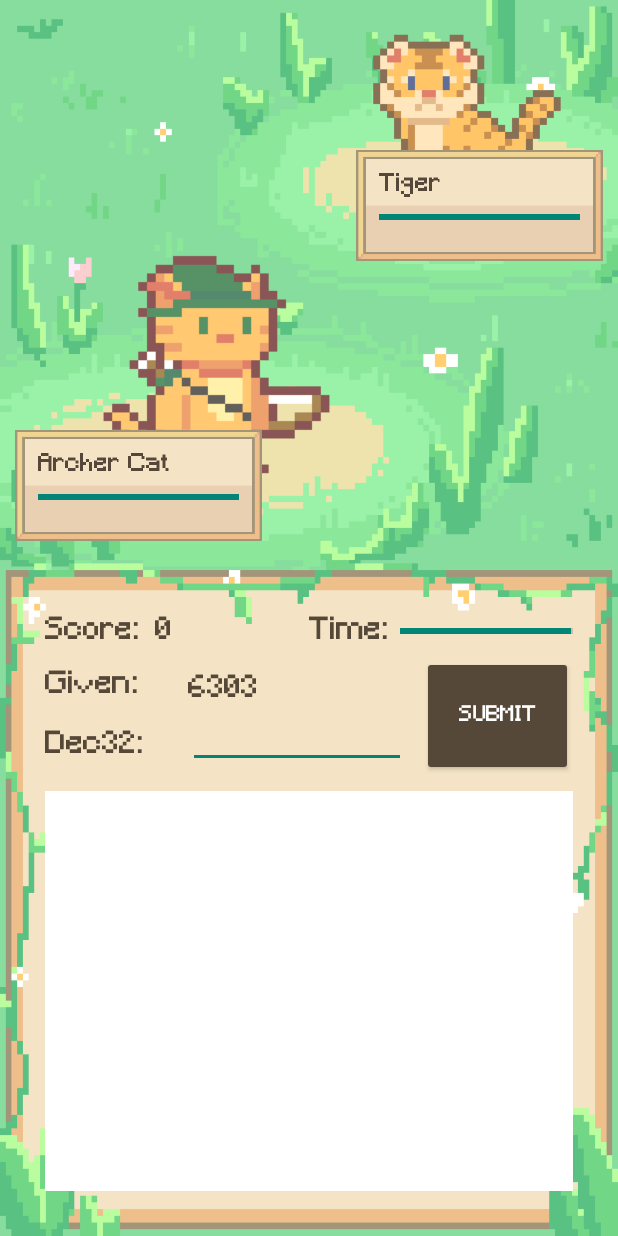
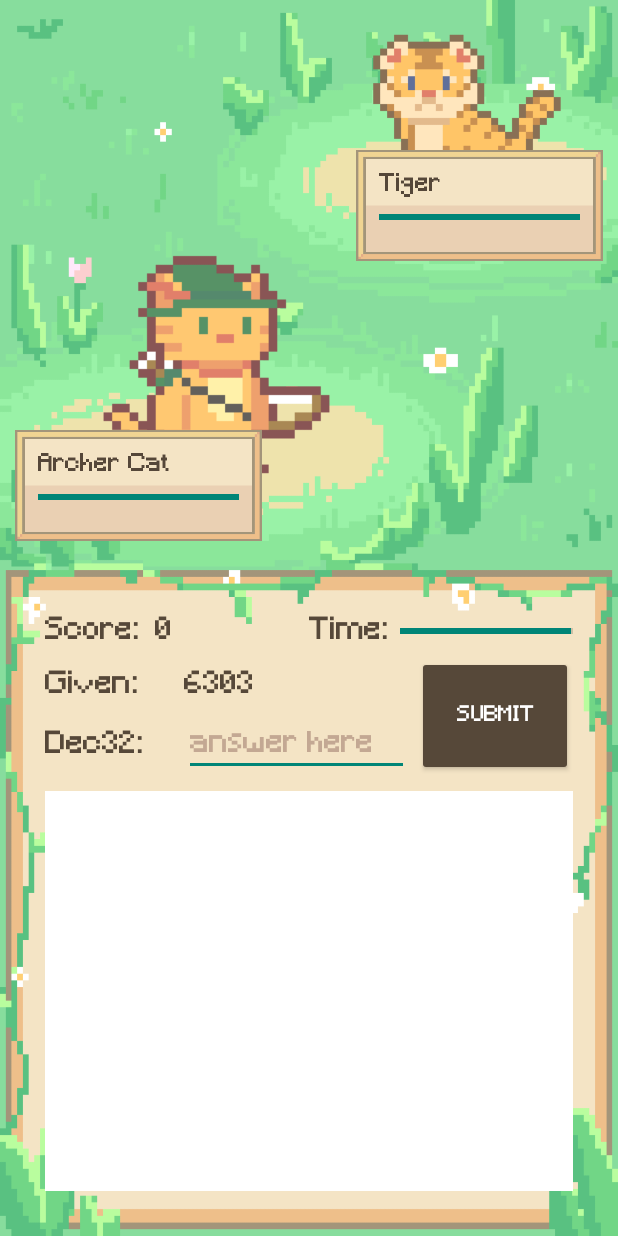
Before and after one commit to RocketRoooiz/CSArchers, an Android app built with Jetpack Compose: the GameActivityIEEE screen opened directly, with no data from a screen before it, on a phone screen of 412 x 824 dp. Run offline under Robolectric (Android 15) with nearby library versions, the phone set to English and light mode, and no system bars; pictures from the network do not load.

Commit message:
little cleanups
- couldnt put gameactivity into their own folders, kept screeching about ondestroy becoming inaccessble

```diff
--- a/CSArchers/app/src/main/AndroidManifest.xml
+++ b/CSArchers/app/src/main/AndroidManifest.xml
@@ -103,7 +103,7 @@
             android:theme="@style/Theme.CSArchers2">
         </activity>
         <activity
-            android:name=".LeaderboardActivity"
+            android:name=".leaderboard.LeaderboardActivity"
             android:exported="true"
             android:label="CSArchers"
             android:theme="@style/Theme.CSArchers">
--- a/CSArchers/app/src/main/java/com/mobicom/s16/csarchers/SelectModeActivity.kt
+++ b/CSArchers/app/src/main/java/com/mobicom/s16/csarchers/SelectModeActivity.kt
@@ -6,11 +6,10 @@ import android.content.Intent
 import android.os.Build
 import android.os.Bundle
 import androidx.activity.ComponentActivity
-import androidx.compose.material3.AlertDialog
 import androidx.core.app.ActivityCompat
 import com.mobicom.s16.csarchers.databinding.ActivitySelectModeBinding
+import com.mobicom.s16.csarchers.leaderboard.LeaderboardActivity
 import com.mobicom.s16.csarchers.notification_senders.AlarmScheduler
-import com.mobicom.s16.csarchers.notification_senders.NotificationHelper
 
 class SelectModeActivity : ComponentActivity() {
     override fun onCreate(savedInstanceState: Bundle?) {
--- a/CSArchers/app/src/main/java/com/mobicom/s16/csarchers/TopicsActivity.kt
+++ b/CSArchers/app/src/main/java/com/mobicom/s16/csarchers/TopicsActivity.kt
@@ -7,13 +7,12 @@ import android.os.Bundle
 import android.view.View
 import androidx.activity.ComponentActivity
 import com.mobicom.s16.csarchers.databinding.ActivityTopicsBinding
-import android.os.Handler
-import android.os.Looper
 import android.view.Gravity
 import android.view.LayoutInflater
 import android.view.ViewGroup
 import android.widget.PopupWindow
 import android.widget.TextView
+import com.mobicom.s16.csarchers.leaderboard.LeaderboardActivity
 
 class TopicsActivity : ComponentActivity() {
     private fun showPopup(anchorView: View, message: String) {
--- a/CSArchers/app/src/main/java/com/mobicom/s16/csarchers/TopicsSimActivity.kt
+++ b/CSArchers/app/src/main/java/com/mobicom/s16/csarchers/TopicsSimActivity.kt
@@ -15,7 +15,7 @@ import com.mobicom.s16.csarchers.binary_add_sub_sim.BinaryAddSubSimActivity
 import com.mobicom.s16.csarchers.decimal_binary_sim.DecimalBinarySimActivity
 import com.mobicom.s16.csarchers.floating_point_sim.HalfPrecisionFloatSimActivity
 import com.mobicom.s16.csarchers.multiplier_sim.BinaryMultiplierSimActivity
-import com.mobicom.s16.csarchers.databinding.ActivityTopicsBinding
+import com.mobicom.s16.csarchers.leaderboard.LeaderboardActivity
 
 class TopicsSimActivity : ComponentActivity() {
     private fun showPopup(anchorView: View, message: String) {
--- a/CSArchers/app/src/main/java/com/mobicom/s16/csarchers/LeaderboardActivity.kt
+++ b/CSArchers/app/src/main/java/com/mobicom/s16/csarchers/leaderboard/LeaderboardActivity.kt
@@ -1,10 +1,12 @@
-package com.mobicom.s16.csarchers
+package com.mobicom.s16.csarchers.leaderboard
 
 import android.os.Bundle
 import android.util.Log
 import androidx.activity.ComponentActivity
 import androidx.recyclerview.widget.LinearLayoutManager
 import androidx.recyclerview.widget.RecyclerView
+import com.mobicom.s16.csarchers.MyDbHelper
+import com.mobicom.s16.csarchers.User
 import com.mobicom.s16.csarchers.databinding.ActivityLeaderboardBinding
 
 class LeaderboardActivity : ComponentActivity() {
--- a/CSArchers/app/src/main/java/com/mobicom/s16/csarchers/LeaderboardAdapter.kt
+++ b/CSArchers/app/src/main/java/com/mobicom/s16/csarchers/leaderboard/LeaderboardAdapter.kt
@@ -1,8 +1,9 @@
-package com.mobicom.s16.csarchers
+package com.mobicom.s16.csarchers.leaderboard
 
 import android.view.LayoutInflater
 import android.view.ViewGroup
 import androidx.recyclerview.widget.RecyclerView
+import com.mobicom.s16.csarchers.User
 import com.mobicom.s16.csarchers.databinding.UsersLayoutBinding
 
 class LeaderboardAdapter (private val data: ArrayList<User>): RecyclerView.Adapter<LeaderboardViewHolder>() {
--- a/CSArchers/app/src/main/java/com/mobicom/s16/csarchers/LeaderboardViewHolder.kt
+++ b/CSArchers/app/src/main/java/com/mobicom/s16/csarchers/leaderboard/LeaderboardViewHolder.kt
@@ -1,6 +1,7 @@
-package com.mobicom.s16.csarchers
+package com.mobicom.s16.csarchers.leaderboard
 
 import androidx.recyclerview.widget.RecyclerView
+import com.mobicom.s16.csarchers.User
 import com.mobicom.s16.csarchers.databinding.UsersLayoutBinding
 
 class LeaderboardViewHolder (private val viewBinding: UsersLayoutBinding) : RecyclerView.ViewHolder(viewBinding.root) {
--- a/CSArchers/app/src/main/res/layout/activity_game.xml
+++ b/CSArchers/app/src/main/res/layout/activity_game.xml
@@ -249,7 +249,6 @@
                 android:id="@+id/answer_layout"
                 android:layout_width="0dp"
                 android:layout_height="match_parent"
-                android:layout_margin="5dp"
                 android:layout_weight="3"
                 android:orientation="vertical"
                 android:paddingRight="5dp">
@@ -257,7 +256,7 @@
                 <TextView
                     android:id="@+id/frombasenum_Tv"
                     android:layout_width="match_parent"
-                    android:layout_height="match_parent"
+                    android:layout_height="0dp"
                     android:layout_weight="1"
                     android:fontFamily="@font/minecraft"
                     android:gravity="center_vertical"
@@ -268,13 +267,16 @@
                 <EditText
                     android:id="@+id/tobasenum_Et"
                     android:layout_width="match_parent"
-                    android:layout_height="match_parent"
+                    android:layout_height="0dp"
                     android:layout_weight="1"
                     android:ems="10"
                     android:fontFamily="@font/minecraft"
                     android:gravity="bottom"
+                    android:hint="answer here"
+                    android:includeFontPadding="false"
                     android:inputType="text"
                     android:textColor="#564839"
+                    android:textColorHint="#C3A893"
                     android:textSize="20sp" />
 
             </LinearLayout>
--- a/CSArchers/app/src/main/res/layout/activity_hpfc_sim.xml
+++ b/CSArchers/app/src/main/res/layout/activity_hpfc_sim.xml
@@ -25,7 +25,6 @@
         android:layout_width="wrap_content"
         android:layout_height="wrap_content"
         android:layout_marginTop="30dp"
-        android:layout_marginEnd="165dp"
         android:layout_weight="1"
         android:orientation="horizontal"
         app:layout_constraintEnd_toEndOf="parent"
--- a/CSArchers/app/src/main/res/layout/activity_login.xml
+++ b/CSArchers/app/src/main/res/layout/activity_login.xml
@@ -93,7 +93,8 @@
                 android:fontFamily="@font/minecraft"
                 android:gravity="center"
                 android:text="Forgot Password?"
-                android:textColor="#334767" />
+                android:textColor="#334767"
+                android:visibility="gone" />
 
             <TextView
                 android:id="@+id/login_tv_create"
@@ -114,7 +115,7 @@
             android:layout_marginTop="10dp"
             android:backgroundTint="#334767"
             android:fontFamily="@font/minecraft"
-            android:text="submit"
+            android:text="Login"
             android:textColor="#FFFFFF"
             android:textSize="14sp" />
 
```
